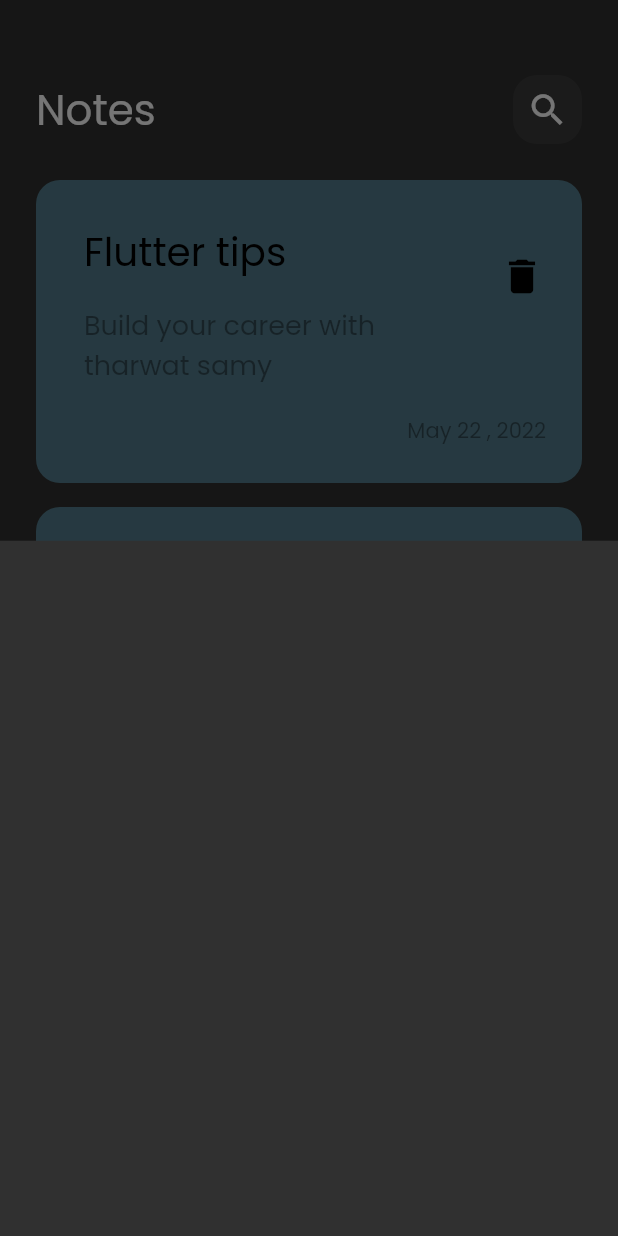
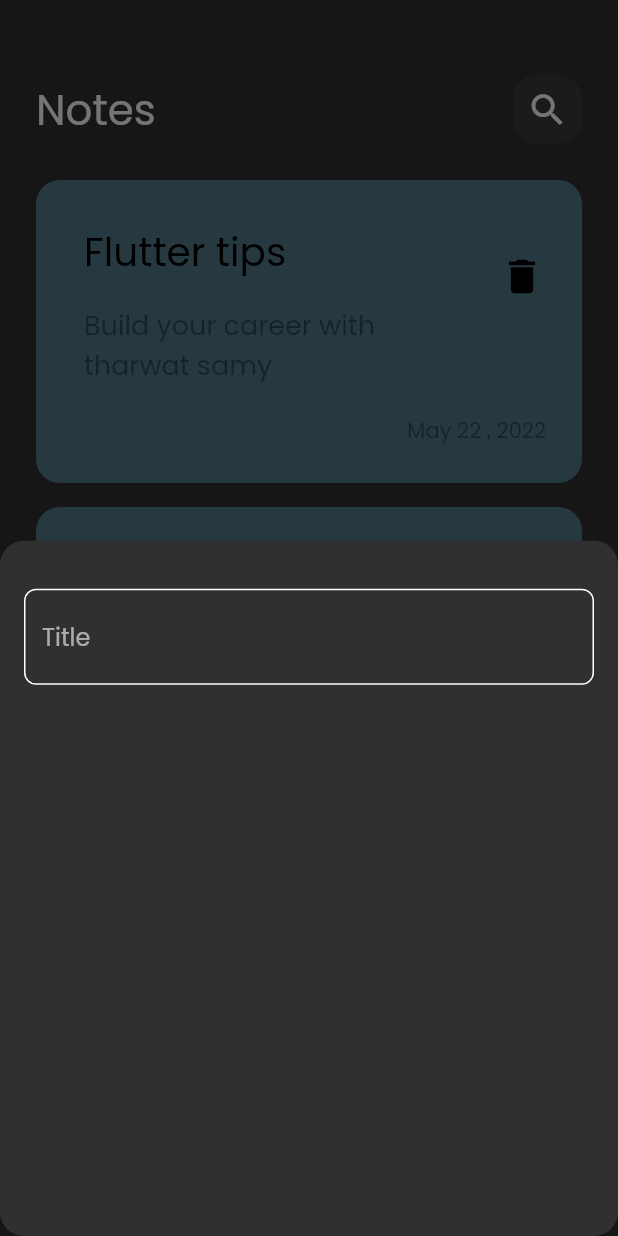
Before and after one commit to hadiaHani/note-app, a Flutter app: the screen it shows after launch, after a tap on the "add" icon, on a phone screen of 412 x 824 dp. Run offline on Flutter 3.47's test engine with Material 2 defaults, Android fonts, the phone set to English and light mode, and no system bars.

Commit message:
creat custom text field

```diff
--- /dev/null
+++ b/lib/constant.dart
@@ -0,0 +1,11 @@
+import 'package:flutter/material.dart';
+
+const kPrimaryColor = Color(0xff62FCD7);
+const kNotesBox = 'notes_box';
+List<Color> kColors = const [
+  Color(0xffAC3931),
+  Color(0xffE5D352),
+  Color(0xffD9E76C),
+  Color(0xff537D8D),
+  Color(0xff482C3D),
+];
--- a/lib/views/note_view.dart
+++ b/lib/views/note_view.dart
@@ -1,4 +1,5 @@
 import 'package:flutter/material.dart';
+import 'package:note_app/widgits/custom_text_field.dart';
 import 'package:note_app/widgits/custom_widgit.dart';
 
 class NotesView extends StatelessWidget {
@@ -10,6 +11,8 @@ class NotesView extends StatelessWidget {
       floatingActionButton: FloatingActionButton(
         onPressed: () {
           showModalBottomSheet(
+              shape: RoundedRectangleBorder(
+                  borderRadius: BorderRadius.circular(16)),
               context: context,
               builder: (context) {
                 return const CustomBottomSheet();
@@ -26,6 +29,16 @@ class CustomBottomSheet extends StatelessWidget {
   const CustomBottomSheet({Key? key}) : super(key: key);
   @override
   Widget build(BuildContext context) {
-    return Container();
+    return Padding(
+      padding: const EdgeInsets.symmetric(horizontal: 16),
+      child: Column(
+        children: const [
+          SizedBox(
+            height: 32,
+          ),
+          CustomTextField(hint: "Title")
+        ],
+      ),
+    );
   }
 }
--- /dev/null
+++ b/lib/widgits/custom_text_field.dart
@@ -0,0 +1,50 @@
+import 'package:flutter/material.dart';
+import 'package:note_app/constant.dart';
+
+class CustomTextField extends StatelessWidget {
+  const CustomTextField(
+      {super.key,
+      required this.hint,
+      this.maxLines = 1,
+      this.onSaved,
+      this.onChanged});
+
+  final String hint;
+  final int maxLines;
+
+  final void Function(String?)? onSaved;
+
+  final Function(String)? onChanged;
+  @override
+  Widget build(BuildContext context) {
+    return TextFormField(
+      onChanged: onChanged,
+      onSaved: onSaved,
+      validator: (value) {
+        if (value?.isEmpty ?? true) {
+          return 'Field is required ';
+        } else {
+          return null;
+        }
+      },
+      cursorColor: kPrimaryColor,
+      maxLines: maxLines,
+      decoration: InputDecoration(
+        hintText: hint,
+        border: buildBorder(),
+        enabledBorder: buildBorder(),
+        focusedBorder: buildBorder(kPrimaryColor),
+      ),
+    );
+  }
+
+  OutlineInputBorder buildBorder([color]) {
+    return OutlineInputBorder(
+        borderRadius: BorderRadius.circular(
+          8,
+        ),
+        borderSide: BorderSide(
+          color: color ?? Colors.white,
+        ));
+  }
+}
```
